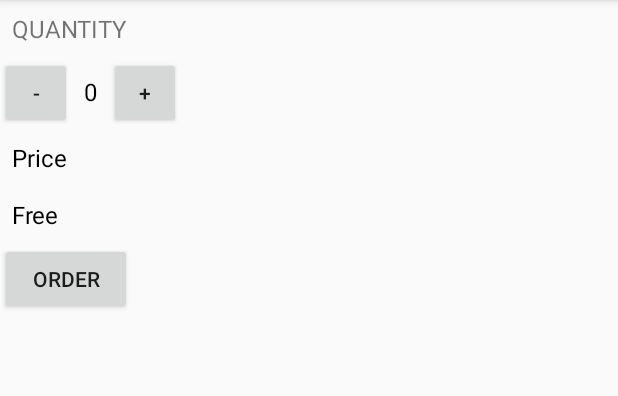
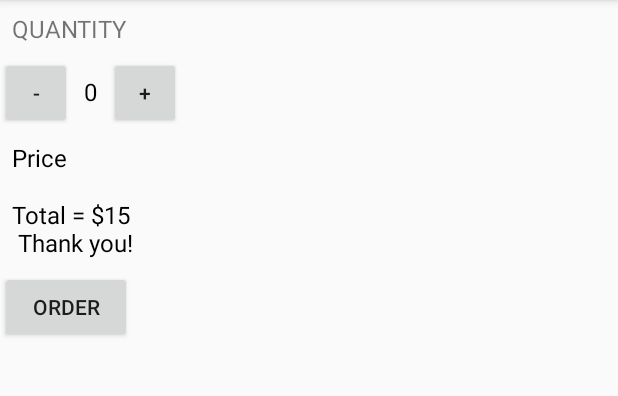
Before and after one commit to adgrant93/JustJava, an Android app: the screen it shows after launch (MainActivity), after a tap on "ORDER", on a phone screen of 412 x 824 dp, the part 84-480 px from its top. Run offline under Robolectric (Android 15) with nearby library versions, the phone set to English and light mode, and no system bars.

Commit message:
For lesson 7

```diff
--- a/app/src/main/java/com/example/android/justjava/MainActivity.java
+++ b/app/src/main/java/com/example/android/justjava/MainActivity.java
@@ -36,7 +36,8 @@ public class MainActivity extends AppCompatActivity {
     public void submitOrder(View view) {
         /*display(quantity);
         displayPrice(quantity*5);*/
-        String priceMessage = "Free";
+        int price = 15;
+        String priceMessage = "Total = $" + price + "\n Thank you!";
         displayMessage(priceMessage);
     }
 
```
